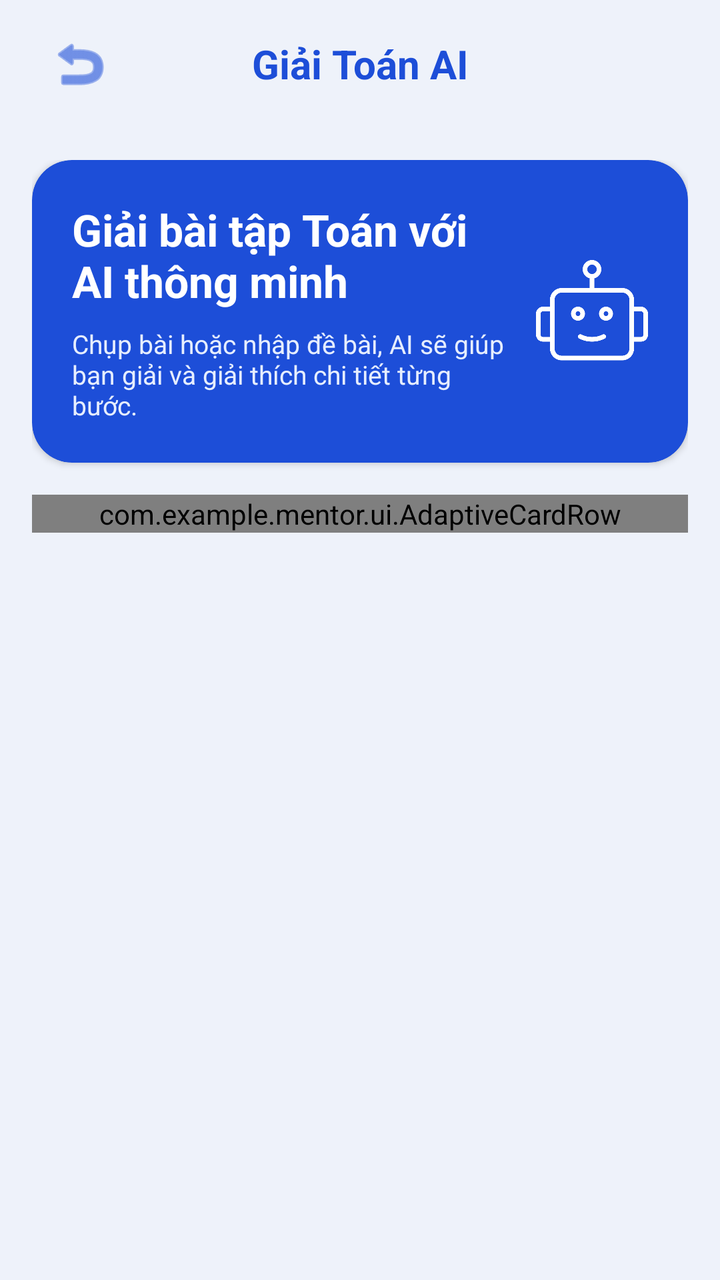
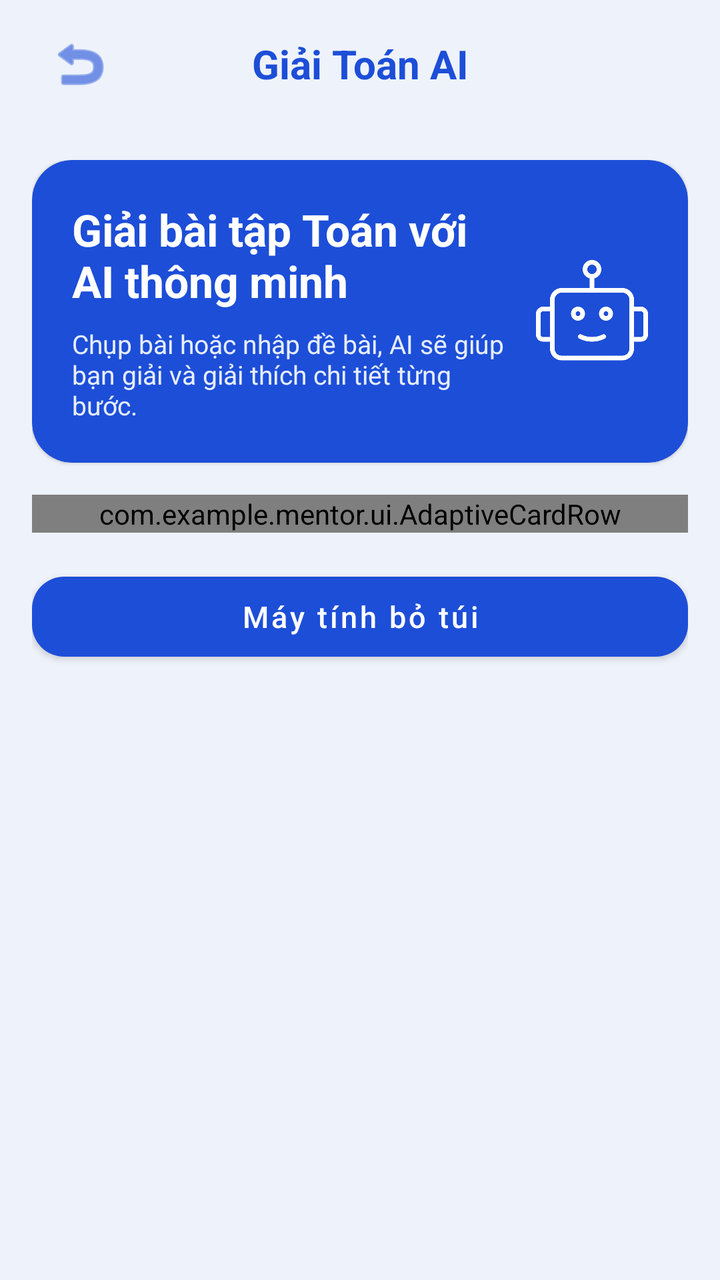

Before-and-after screenshots of an Android layout around one commit, followed by the original layout XML and the change that was made.
<!-- AndroidManifest.xml: application theme Theme.MathModule -->
<!-- res/layout/activity_math_solve.xml -->
<RelativeLayout xmlns:android="http://schemas.android.com/apk/res/android" xmlns:app="http://schemas.android.com/apk/res-auto" android:layout_width="match_parent" android:layout_height="match_parent" android:background="@color/math_background">

    
    <RelativeLayout android:id="@+id/toolbar_solve" android:layout_width="match_parent" android:layout_height="wrap_content" android:paddingHorizontal="16dp" android:minHeight="64dp" android:paddingTop="8dp" android:paddingBottom="8dp">
        <ImageButton android:id="@+id/btn_math_module_back" android:layout_width="48dp" android:layout_height="48dp" android:layout_centerVertical="true" android:background="?attr/selectableItemBackgroundBorderless" android:contentDescription="@string/math_back_description" android:padding="8dp" android:src="@android:drawable/ic_menu_revert" app:tint="@color/math_primary" />
        <TextView android:layout_width="match_parent" android:layout_height="wrap_content" android:layout_centerInParent="true" android:text="@string/math_solve_title" android:textSize="20sp" android:textStyle="bold" android:textColor="@color/math_primary" android:layout_marginStart="56dp" android:layout_marginEnd="56dp" android:gravity="center" android:maxLines="2" android:ellipsize="end" />
    </RelativeLayout>

    
    <ScrollView android:layout_width="match_parent" android:layout_height="match_parent" android:layout_below="@id/toolbar_solve" android:layout_above="@+id/bottom_nav_placeholder" android:scrollbars="none">

        
        <LinearLayout android:layout_width="match_parent" android:layout_height="wrap_content" android:orientation="vertical" android:padding="16dp">

            
            <androidx.cardview.widget.CardView android:layout_width="match_parent" android:layout_height="wrap_content" app:cardCornerRadius="20dp" app:cardElevation="2dp" app:cardBackgroundColor="@color/math_banner_bg">
                <RelativeLayout android:layout_width="match_parent" android:layout_height="wrap_content" android:padding="20dp">
                    <TextView android:id="@+id/txt_banner_title" android:layout_width="match_parent" android:layout_height="wrap_content" android:text="@string/math_banner_title" android:textSize="22sp" android:textStyle="bold" android:textColor="@color/math_banner_title" android:layout_toStartOf="@id/img_banner_ai" android:layout_marginEnd="12dp" />
                    <TextView android:layout_width="match_parent" android:layout_height="wrap_content" android:layout_below="@id/txt_banner_title" android:layout_marginTop="8dp" android:text="@string/math_banner_desc" android:textSize="13sp" android:textColor="@color/math_banner_desc" android:layout_toStartOf="@id/img_banner_ai" android:layout_marginEnd="12dp" />
                    <ImageView android:id="@+id/img_banner_ai" android:layout_width="56dp" android:layout_height="56dp" android:layout_alignParentEnd="true" android:layout_centerVertical="true" android:src="@drawable/ai" app:tint="@color/math_banner_title" /> 
                </RelativeLayout>
            </androidx.cardview.widget.CardView>

            
            <com.example.mentor.ui.AdaptiveCardRow android:layout_width="match_parent" android:layout_height="wrap_content" android:orientation="horizontal" android:layout_marginTop="16dp" android:weightSum="2">

                
                <androidx.cardview.widget.CardView android:id="@+id/btn_scan_math" android:layout_width="0dp" android:layout_height="match_parent" android:layout_weight="1" android:layout_marginEnd="8dp" app:cardCornerRadius="20dp" app:cardElevation="2dp">
                    <LinearLayout android:layout_width="match_parent" android:layout_height="match_parent" android:orientation="vertical" android:gravity="center" android:padding="16dp" android:background="@color/math_surface">
                        <ImageView android:layout_width="48dp" android:layout_height="48dp" android:src="@drawable/camera" app:tint="@color/math_primary" />
                        <TextView android:layout_width="wrap_content" android:layout_height="wrap_content" android:layout_marginTop="12dp" android:text="@string/math_action_scan" android:textStyle="bold" android:textColor="@color/math_primary" />
                        <TextView android:layout_width="wrap_content" android:layout_height="wrap_content" android:text="@string/math_action_scan_desc" android:textSize="12sp" android:gravity="center" android:layout_marginTop="4dp" android:textColor="@color/math_text_secondary" />
                    </LinearLayout>
                </androidx.cardview.widget.CardView>

                
                <androidx.cardview.widget.CardView android:id="@+id/btn_type_math" android:layout_width="0dp" android:layout_height="match_parent" android:layout_weight="1" android:layout_marginStart="8dp" app:cardCornerRadius="20dp" app:cardElevation="2dp">
                    <LinearLayout android:layout_width="match_parent" android:layout_height="match_parent" android:orientation="vertical" android:gravity="center" android:padding="16dp" android:background="@color/math_surface">
                        <ImageView android:layout_width="48dp" android:layout_height="48dp" android:src="@drawable/pen" app:tint="@color/math_primary" />
                        <TextView android:layout_width="wrap_content" android:layout_height="wrap_content" android:layout_marginTop="12dp" android:text="@string/math_action_type" android:textStyle="bold" android:textColor="@color/math_primary" />
                        <TextView android:layout_width="wrap_content" android:layout_height="wrap_content" android:text="@string/math_action_type_desc" android:textSize="12sp" android:gravity="center" android:layout_marginTop="4dp" android:textColor="@color/math_text_secondary" />
                    </LinearLayout>
                </androidx.cardview.widget.CardView>
            </com.example.mentor.ui.AdaptiveCardRow>

        </LinearLayout>
    </ScrollView>

    
    <View android:id="@+id/bottom_nav_placeholder" android:layout_width="match_parent" android:layout_height="0dp" android:layout_alignParentBottom="true" android:background="@color/math_surface" android:elevation="8dp" />
</RelativeLayout>
<!-- resources referenced by this layout -->
<resources>
  <color name="math_background">#EEF2FA</color>
  <color name="math_banner_bg">#1D4ED8</color>
  <color name="math_banner_desc">#E6EEFF</color>
  <color name="math_banner_title">#FFFFFF</color>
  <color name="math_primary">#1D4ED8</color>
  <color name="math_surface">#FFFFFF</color>
  <color name="math_text_secondary">#4D5E78</color>
  <!-- drawable ai: png bitmap (drawable, 11294 bytes) -->
  <!-- drawable camera: png bitmap (drawable, 11405 bytes) -->
  <!-- drawable pen: png bitmap (drawable, 7237 bytes) -->
  <string name="math_action_scan">Chụp đề bài</string>
  <string name="math_action_scan_desc">Dùng camera để chụp bài tập</string>
  <string name="math_action_type">Nhập đề bài</string>
  <string name="math_action_type_desc">Nhập đề bài bằng tay hoặc dán</string>
  <string name="math_back_description">Quay về trang chính</string>
  <string name="math_banner_desc">Chụp bài hoặc nhập đề bài, AI sẽ giúp bạn giải và giải thích chi tiết từng bước.</string>
  <string name="math_banner_title">Giải bài tập Toán với AI thông minh</string>
  <string name="math_solve_title">Giải Toán AI</string>
  <style name="Theme.MathModule" parent="Base.Theme.MathModule" />
  <style name="Base.Theme.MathModule" parent="Theme.Material3.DayNight.NoActionBar">
          
          
      <item name="colorPrimary">@color/math_primary</item><item name="colorSurface">@color/math_surface</item><item name="colorOnSurface">@color/math_text_primary</item><item name="android:windowBackground">@color/math_background</item><item name="android:statusBarColor">@color/math_background</item><item name="android:navigationBarColor">@color/math_surface</item><item name="android:fontFamily">sans-serif</item><item name="android:textColorPrimary">@color/math_text_primary</item><item name="android:textColorSecondary">@color/math_text_secondary</item><item name="materialButtonStyle">@style/MentorMathButton</item><item name="textInputStyle">@style/MentorMathInput</item><item name="android:windowAnimationStyle">@style/MentorWindowAnimation</item></style>
  <color name="math_text_primary">#14213D</color>
  <style name="MentorMathButton" parent="Widget.MaterialComponents.Button">
          <item name="backgroundTint">@color/mentor_math_button</item><item name="android:textColor">#FFFFFF</item><item name="cornerRadius">16dp</item><item name="android:minHeight">52dp</item>
          <item name="android:textAllCaps">false</item><item name="android:textSize">15sp</item>
          <item name="android:fontFamily">sans-serif-medium</item>
      </style>
  <style name="MentorMathInput" parent="Widget.MaterialComponents.TextInputLayout.OutlinedBox">
          <item name="boxCornerRadiusTopStart">16dp</item><item name="boxCornerRadiusTopEnd">16dp</item>
          <item name="boxCornerRadiusBottomStart">16dp</item><item name="boxCornerRadiusBottomEnd">16dp</item>
      </style>
  <style name="MentorWindowAnimation"><item name="android:activityOpenEnterAnimation">@anim/mentor_enter</item><item name="android:activityOpenExitAnimation">@anim/mentor_exit</item><item name="android:activityCloseEnterAnimation">@anim/mentor_enter</item><item name="android:activityCloseExitAnimation">@anim/mentor_exit</item></style>
  <color name="mentor_math_button">#1D4ED8</color>
</resources>

<!-- the commit's change to res/layout/activity_math_solve.xml (unified diff, before → after) -->
@@ -1,31 +1,31 @@
 <RelativeLayout xmlns:android="http://schemas.android.com/apk/res/android" xmlns:app="http://schemas.android.com/apk/res-auto" android:layout_width="match_parent" android:layout_height="match_parent" android:background="@color/math_background">
 
-    
+
     <RelativeLayout android:id="@+id/toolbar_solve" android:layout_width="match_parent" android:layout_height="wrap_content" android:paddingHorizontal="16dp" android:minHeight="64dp" android:paddingTop="8dp" android:paddingBottom="8dp">
         <ImageButton android:id="@+id/btn_math_module_back" android:layout_width="48dp" android:layout_height="48dp" android:layout_centerVertical="true" android:background="?attr/selectableItemBackgroundBorderless" android:contentDescription="@string/math_back_description" android:padding="8dp" android:src="@android:drawable/ic_menu_revert" app:tint="@color/math_primary" />
         <TextView android:layout_width="match_parent" android:layout_height="wrap_content" android:layout_centerInParent="true" android:text="@string/math_solve_title" android:textSize="20sp" android:textStyle="bold" android:textColor="@color/math_primary" android:layout_marginStart="56dp" android:layout_marginEnd="56dp" android:gravity="center" android:maxLines="2" android:ellipsize="end" />
     </RelativeLayout>
 
-    
+
     <ScrollView android:layout_width="match_parent" android:layout_height="match_parent" android:layout_below="@id/toolbar_solve" android:layout_above="@+id/bottom_nav_placeholder" android:scrollbars="none">
 
-        
+
         <LinearLayout android:layout_width="match_parent" android:layout_height="wrap_content" android:orientation="vertical" android:padding="16dp">
 
-            
-            <androidx.cardview.widget.CardView android:layout_width="match_parent" android:layout_height="wrap_content" app:cardCornerRadius="20dp" app:cardElevation="2dp" app:cardBackgroundColor="@color/math_banner_bg">
+
+            <androidx.cardview.widget.CardView android:layout_width="match_parent" android:layout_height="wrap_content" app:cardCornerRadius="20dp" app:cardElevation="1dp" app:cardBackgroundColor="@color/math_banner_bg">
                 <RelativeLayout android:layout_width="match_parent" android:layout_height="wrap_content" android:padding="20dp">
                     <TextView android:id="@+id/txt_banner_title" android:layout_width="match_parent" android:layout_height="wrap_content" android:text="@string/math_banner_title" android:textSize="22sp" android:textStyle="bold" android:textColor="@color/math_banner_title" android:layout_toStartOf="@id/img_banner_ai" android:layout_marginEnd="12dp" />
                     <TextView android:layout_width="match_parent" android:layout_height="wrap_content" android:layout_below="@id/txt_banner_title" android:layout_marginTop="8dp" android:text="@string/math_banner_desc" android:textSize="13sp" android:textColor="@color/math_banner_desc" android:layout_toStartOf="@id/img_banner_ai" android:layout_marginEnd="12dp" />
-                    <ImageView android:id="@+id/img_banner_ai" android:layout_width="56dp" android:layout_height="56dp" android:layout_alignParentEnd="true" android:layout_centerVertical="true" android:src="@drawable/ai" app:tint="@color/math_banner_title" /> 
+                    <ImageView android:id="@+id/img_banner_ai" android:layout_width="56dp" android:layout_height="56dp" android:layout_alignParentEnd="true" android:layout_centerVertical="true" android:src="@drawable/ai" app:tint="@color/math_banner_title" />
                 </RelativeLayout>
             </androidx.cardview.widget.CardView>
 
-            
+
             <com.example.mentor.ui.AdaptiveCardRow android:layout_width="match_parent" android:layout_height="wrap_content" android:orientation="horizontal" android:layout_marginTop="16dp" android:weightSum="2">
 
-                
-                <androidx.cardview.widget.CardView android:id="@+id/btn_scan_math" android:layout_width="0dp" android:layout_height="match_parent" android:layout_weight="1" android:layout_marginEnd="8dp" app:cardCornerRadius="20dp" app:cardElevation="2dp">
+
+                <androidx.cardview.widget.CardView android:id="@+id/btn_scan_math" android:layout_width="0dp" android:layout_height="match_parent" android:layout_weight="1" android:layout_marginEnd="8dp" app:cardCornerRadius="20dp" app:cardElevation="1dp">
                     <LinearLayout android:layout_width="match_parent" android:layout_height="match_parent" android:orientation="vertical" android:gravity="center" android:padding="16dp" android:background="@color/math_surface">
                         <ImageView android:layout_width="48dp" android:layout_height="48dp" android:src="@drawable/camera" app:tint="@color/math_primary" />
                         <TextView android:layout_width="wrap_content" android:layout_height="wrap_content" android:layout_marginTop="12dp" android:text="@string/math_action_scan" android:textStyle="bold" android:textColor="@color/math_primary" />
@@ -33,8 +33,8 @@
                     </LinearLayout>
                 </androidx.cardview.widget.CardView>
 
-                
-                <androidx.cardview.widget.CardView android:id="@+id/btn_type_math" android:layout_width="0dp" android:layout_height="match_parent" android:layout_weight="1" android:layout_marginStart="8dp" app:cardCornerRadius="20dp" app:cardElevation="2dp">
+
+                <androidx.cardview.widget.CardView android:id="@+id/btn_type_math" android:layout_width="0dp" android:layout_height="match_parent" android:layout_weight="1" android:layout_marginStart="8dp" app:cardCornerRadius="20dp" app:cardElevation="1dp">
                     <LinearLayout android:layout_width="match_parent" android:layout_height="match_parent" android:orientation="vertical" android:gravity="center" android:padding="16dp" android:background="@color/math_surface">
                         <ImageView android:layout_width="48dp" android:layout_height="48dp" android:src="@drawable/pen" app:tint="@color/math_primary" />
                         <TextView android:layout_width="wrap_content" android:layout_height="wrap_content" android:layout_marginTop="12dp" android:text="@string/math_action_type" android:textStyle="bold" android:textColor="@color/math_primary" />
@@ -43,9 +43,10 @@
                 </androidx.cardview.widget.CardView>
             </com.example.mentor.ui.AdaptiveCardRow>
 
+<com.google.android.material.button.MaterialButton android:id="@+id/button_math_calculator" android:layout_width="match_parent" android:layout_height="wrap_content" android:minHeight="52dp" android:layout_marginTop="16dp" android:text="@string/math_calculator_title" />
         </LinearLayout>
     </ScrollView>
 
-    
+
     <View android:id="@+id/bottom_nav_placeholder" android:layout_width="match_parent" android:layout_height="0dp" android:layout_alignParentBottom="true" android:background="@color/math_surface" android:elevation="8dp" />
 </RelativeLayout>
<!-- resource entries referenced after the edit -->
@@ -17,12 +17,13 @@
   <string name="math_back_description">Quay về trang chính</string>
   <string name="math_banner_desc">Chụp bài hoặc nhập đề bài, AI sẽ giúp bạn giải và giải thích chi tiết từng bước.</string>
   <string name="math_banner_title">Giải bài tập Toán với AI thông minh</string>
+  <string name="math_calculator_title">Máy tính bỏ túi</string>
   <string name="math_solve_title">Giải Toán AI</string>
   <style name="Theme.MathModule" parent="Base.Theme.MathModule" />
   <style name="Base.Theme.MathModule" parent="Theme.Material3.DayNight.NoActionBar">
-          
-          
-      <item name="colorPrimary">@color/math_primary</item><item name="colorSurface">@color/math_surface</item><item name="colorOnSurface">@color/math_text_primary</item><item name="android:windowBackground">@color/math_background</item><item name="android:statusBarColor">@color/math_background</item><item name="android:navigationBarColor">@color/math_surface</item><item name="android:fontFamily">sans-serif</item><item name="android:textColorPrimary">@color/math_text_primary</item><item name="android:textColorSecondary">@color/math_text_secondary</item><item name="materialButtonStyle">@style/MentorMathButton</item><item name="textInputStyle">@style/MentorMathInput</item><item name="android:windowAnimationStyle">@style/MentorWindowAnimation</item></style>
+  
+  
+      <item name="colorPrimary">@color/math_primary</item><item name="colorSurface">@color/math_surface</item><item name="colorOnSurface">@color/math_text_primary</item><item name="android:windowBackground">@color/math_background</item><item name="android:statusBarColor">@color/math_background</item><item name="android:navigationBarColor">@color/math_surface</item><item name="android:fontFamily">sans-serif</item><item name="android:textColorPrimary">@color/math_text_primary</item><item name="android:textColorSecondary">@color/math_text_secondary</item><item name="materialButtonStyle">@style/MentorMathButton</item><item name="textInputStyle">@style/MentorMathInput</item><item name="android:windowAnimationStyle">@style/MentorWindowAnimation</item><item name="colorPrimaryContainer">@color/mentor_math_container</item><item name="colorOnPrimaryContainer">@color/math_text_primary</item></style>
   <color name="math_text_primary">#14213D</color>
   <style name="MentorMathButton" parent="Widget.MaterialComponents.Button">
           <item name="backgroundTint">@color/mentor_math_button</item><item name="android:textColor">#FFFFFF</item><item name="cornerRadius">16dp</item><item name="android:minHeight">52dp</item>
@@ -34,6 +35,7 @@
           <item name="boxCornerRadiusBottomStart">16dp</item><item name="boxCornerRadiusBottomEnd">16dp</item>
       </style>
   <style name="MentorWindowAnimation"><item name="android:activityOpenEnterAnimation">@anim/mentor_enter</item><item name="android:activityOpenExitAnimation">@anim/mentor_exit</item><item name="android:activityCloseEnterAnimation">@anim/mentor_enter</item><item name="android:activityCloseExitAnimation">@anim/mentor_exit</item></style>
+  <color name="mentor_math_container">#DCE7FF</color>
   <color name="mentor_math_button">#1D4ED8</color>
 </resources>
 
